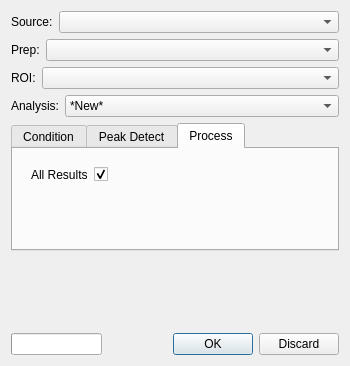
Old version of the form src/ui/KairoSightWidgetAnalyze.ui in the repository kairosight/KairoSight.
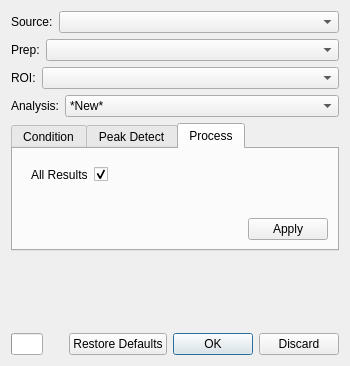
New version of the form. The open tabs and pages were chosen to show the change. Custom widgets are drawn as their Qt base class.

```diff
--- a/src/ui/KairoSightWidgetAnalyze.ui
+++ b/src/ui/KairoSightWidgetAnalyze.ui
@@ -373,6 +373,13 @@
          </widget>
         </widget>
        </item>
+       <item>
+        <widget class="QDialogButtonBox" name="buttonBoxProcess">
+         <property name="standardButtons">
+          <set>QDialogButtonBox::Apply</set>
+         </property>
+        </widget>
+       </item>
       </layout>
      </widget>
     </widget>
@@ -403,6 +410,12 @@
     <layout class="QHBoxLayout" name="horizontalLayout">
      <item>
       <widget class="QProgressBar" name="progressBar">
+       <property name="sizePolicy">
+        <sizepolicy hsizetype="Ignored" vsizetype="Fixed">
+         <horstretch>0</horstretch>
+         <verstretch>0</verstretch>
+        </sizepolicy>
+       </property>
        <property name="value">
         <number>0</number>
        </property>
@@ -419,9 +432,12 @@
        <property name="orientation">
         <enum>Qt::Horizontal</enum>
        </property>
+       <property name="sizeType">
+        <enum>QSizePolicy::Fixed</enum>
+       </property>
        <property name="sizeHint" stdset="0">
         <size>
-         <width>40</width>
+         <width>20</width>
          <height>20</height>
         </size>
        </property>
@@ -430,7 +446,7 @@
      <item>
       <widget class="QDialogButtonBox" name="buttonBoxAnalyze">
        <property name="sizePolicy">
-        <sizepolicy hsizetype="Preferred" vsizetype="Fixed">
+        <sizepolicy hsizetype="Maximum" vsizetype="Fixed">
          <horstretch>0</horstretch>
          <verstretch>0</verstretch>
         </sizepolicy>
@@ -439,7 +455,7 @@
         <enum>Qt::Horizontal</enum>
        </property>
        <property name="standardButtons">
-        <set>QDialogButtonBox::Discard|QDialogButtonBox::Ok</set>
+        <set>QDialogButtonBox::Discard|QDialogButtonBox::Ok|QDialogButtonBox::RestoreDefaults</set>
        </property>
        <property name="centerButtons">
         <bool>false</bool>
```
Left out of the diff: 2 changed lines with no effect on the pictures.
